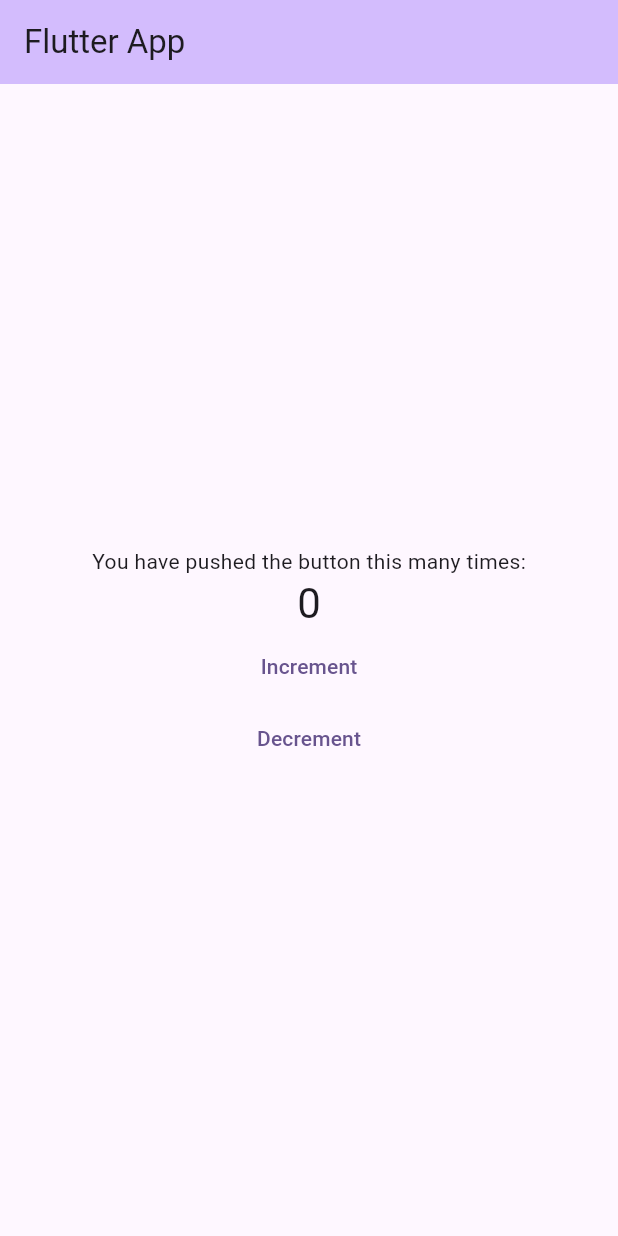
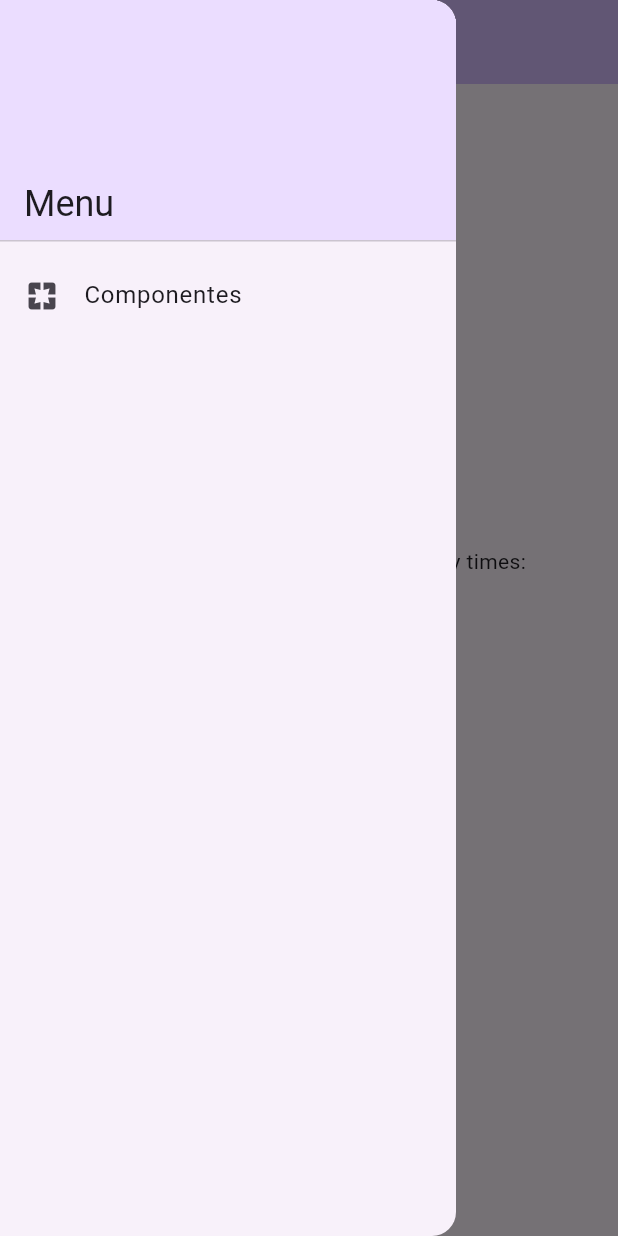
Before and after one commit to HelanSG/FlutterApp, a Flutter app: the screen it shows after launch, with the side drawer open (before the commit the screen has no drawer), on a phone screen of 412 x 824 dp. Run offline on Flutter 3.47's test engine with Material 3 defaults, Android fonts, the phone set to English and light mode, and no system bars.

Commit message:
Semana 8

```diff
--- a/lib/main.dart
+++ b/lib/main.dart
@@ -1,4 +1,6 @@
 import 'package:flutter/material.dart';
+
+import 'components.dart';
 
 void main() {
   runApp(const MyApp());
@@ -92,6 +94,38 @@ class _MyHomePageState extends State<MyHomePage> {
         // the App.build method, and use it to set our appbar title.
         title: Text(widget.title),
       ),
+      drawer: Drawer(
+        child: SafeArea(
+          child: ListView(
+            padding: EdgeInsets.zero,
+            children: [
+              DrawerHeader(
+                decoration: BoxDecoration(
+                  color: Theme.of(context).colorScheme.primaryContainer,
+                ),
+                child: Align(
+                  alignment: Alignment.bottomLeft,
+                  child: Text(
+                    'Menu',
+                    style: Theme.of(context).textTheme.headlineSmall,
+                  ),
+                ),
+              ),
+              ListTile(
+                leading: const Icon(Icons.pages),
+                title: const Text('Componentes'),
+                onTap: () {
+                  Navigator.pop(context); // fecha o drawer
+                  Navigator.push(
+                    context,
+                    MaterialPageRoute(builder: (_) => const ComponentsPage()),
+                  );
+                },
+              ),
+            ],
+          ),
+        ),
+      ),
       body: Center(
         // Center is a layout widget. It takes a single child and positions it
         // in the middle of the parent.
```
Also changed, not shown: lib/components.dart (added, +13 -0 lines).
